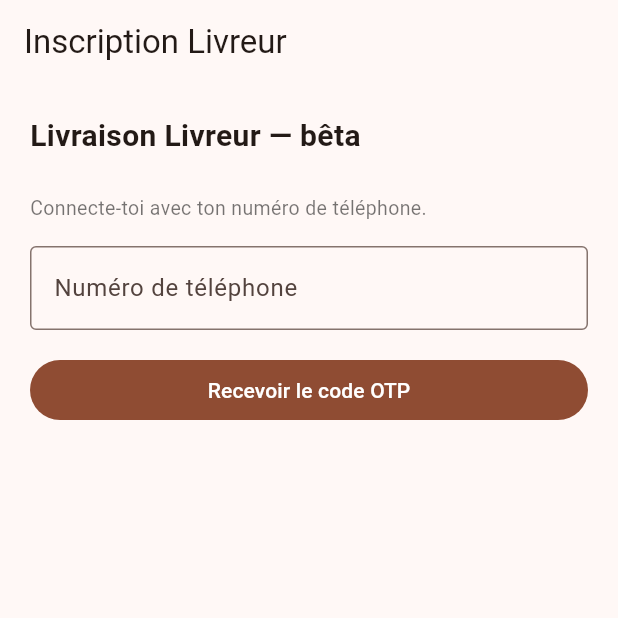
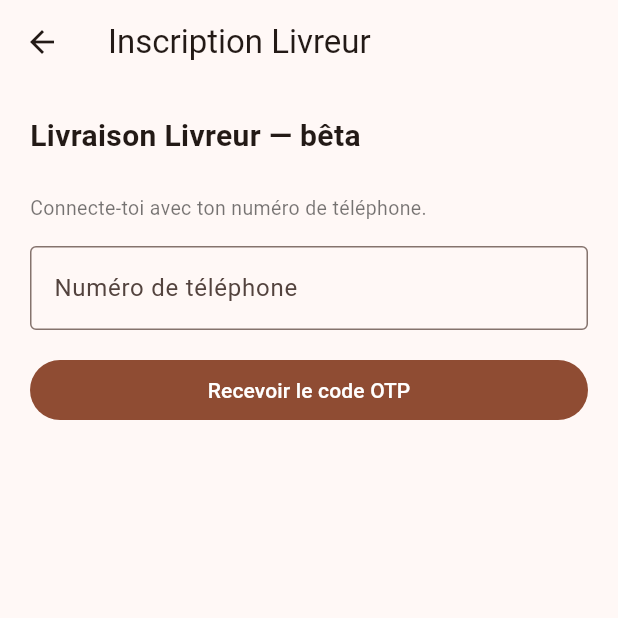
Before and after one commit to keretkimla-code/Livraison-app, a Flutter app: the RegistrationScreen screen opened directly, on a phone screen of 412 x 824 dp, the top half of it. Run offline on Flutter 3.47's test engine with Material 3 defaults, Android fonts, the phone set to English and light mode, and no system bars; our stand-ins replace flutter_map, geolocator, latlong2, shared_preferences; accounts and stored records are empty.

Commit message:
Ajoute bouton retour inscription livreur + déconnexion client + corrections persistance

```diff
--- a/livreur/lib/screens/home_screen.dart
+++ b/livreur/lib/screens/home_screen.dart
@@ -65,6 +65,11 @@
                 ),
               ],
             ),
+          ),
+          IconButton(
+            icon: const Icon(Icons.logout),
+            tooltip: 'Se déconnecter',
+            onPressed: () => context.read<AppState>().logout(),
           ),
         ],
       ),
--- a/livreur/lib/screens/registration_screen.dart
+++ b/livreur/lib/screens/registration_screen.dart
@@ -16,12 +16,21 @@
 
 class _RegistrationScreenState extends State<RegistrationScreen> {
   final _formKey = GlobalKey<FormState>();
+  @override
+  void initState() {
+    super.initState();
+    final appState = Provider.of<AppState>(context, listen: false);
+    if (appState.isAuthenticated) {
+      _step = _Step.profile;
+    }
+  }
   final _nameController = TextEditingController();
   final _phoneController = TextEditingController();
   final _otpController = TextEditingController();
   final _plateController = TextEditingController();
   VehicleType _vehicleType = VehicleType.moto;
   _Step _step = _Step.phone;
+  bool _forceEditProfile = false;
 
   @override
   void dispose() {
@@ -45,9 +54,27 @@
         );
       });
     }
-        if (profile.status == RegistrationStatus.pending && _step == _Step.profile) {
+    if (profile.status == RegistrationStatus.pending && _step == _Step.profile && !_forceEditProfile) {
       return Scaffold(
-        appBar: AppBar(title: const Text('Inscription Livreur')),
+        appBar: AppBar(
+          title: const Text('Inscription Livreur'),
+          leading: (_step != _Step.phone)
+              ? IconButton(
+            icon: const Icon(Icons.arrow_back),
+            onPressed: () {
+              setState(() {
+                if (_forceEditProfile) {
+                  _forceEditProfile = false;
+                } else if (_step == _Step.profile) {
+                  _step = _Step.otp;
+                } else if (_step == _Step.otp) {
+                  _step = _Step.phone;
+                }
+              });
+            },
+          )
+              : null,
+        ),
         body: Center(
           child: Padding(
             padding: EdgeInsets.all(24),
@@ -72,7 +99,13 @@
                   onPressed: () => appState.refreshProfile(),
                   child: const Text('Vérifier mon statut'),
                 ),
+                SizedBox(height: 12),
+                TextButton(
+                  onPressed: () => setState(() => _forceEditProfile = true),
+                  child: const Text('Modifier mon dossier'),
+                ),
               ],
+
             ),
           ),
         ),
@@ -80,7 +113,25 @@
     }
 
     return Scaffold(
-      appBar: AppBar(title: const Text('Inscription Livreur')),
+      appBar: AppBar(
+        title: const Text('Inscription Livreur'),
+        leading: (_step != _Step.phone)
+            ? IconButton(
+          icon: const Icon(Icons.arrow_back),
+          onPressed: () {
+            setState(() {
+              if (_forceEditProfile) {
+                _forceEditProfile = false;
+              } else if (_step == _Step.profile) {
+                _step = _Step.otp;
+              } else if (_step == _Step.otp) {
+                _step = _Step.phone;
+              }
+            });
+          },
+        )
+            : null,
+      ),
       body: SingleChildScrollView(
         padding: const EdgeInsets.all(20),
         child: Column(
--- a/livreur/pubspec.yaml
+++ b/livreur/pubspec.yaml
@@ -12,6 +12,7 @@
   provider: ^6.1.2
   http: ^1.2.2
   geolocator: ^13.0.1
+  shared_preferences: ^2.3.3
   flutter_map: ^7.0.2
   latlong2: ^0.9.1
   cupertino_icons: ^1.0.8
```
Also changed, not shown: livreur/lib/main.dart (+26 -1 lines), livreur/lib/state/app_state.dart (+64 -0 lines), livreur/pubspec.lock, 2 other files.
